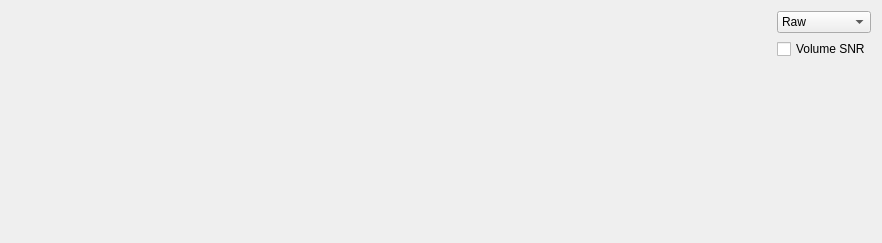
Old version of the form opennft/ui/rtqa.ui in the repository OpenNFT/OpenNFT.
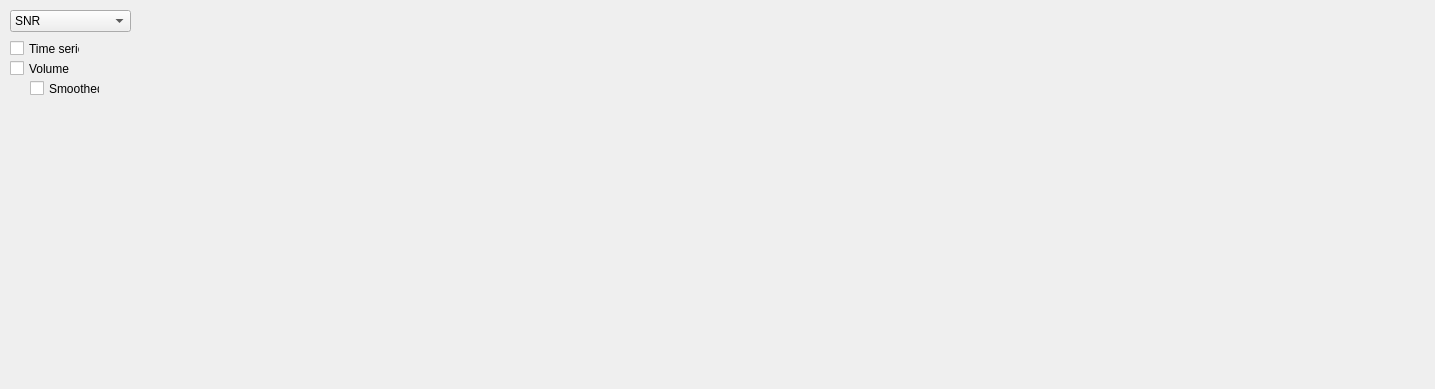
New version of the form.

Commit message: RTQA Patch 2

The edit to the form file:
```diff
--- a/opennft/ui/rtqa.ui
+++ b/opennft/ui/rtqa.ui
@@ -6,59 +6,247 @@
    <rect>
     <x>0</x>
     <y>0</y>
-    <width>882</width>
-    <height>243</height>
+    <width>1435</width>
+    <height>389</height>
    </rect>
   </property>
+  <property name="sizePolicy">
+   <sizepolicy hsizetype="Preferred" vsizetype="Preferred">
+    <horstretch>0</horstretch>
+    <verstretch>0</verstretch>
+   </sizepolicy>
+  </property>
   <property name="windowTitle">
    <string>RTQA</string>
   </property>
-  <layout class="QHBoxLayout" name="horizontalLayout" stretch="1,0">
+  <widget class="QCheckBox" name="volumeCheckBox">
+   <property name="geometry">
+    <rect>
+     <x>10</x>
+     <y>60</y>
+     <width>70</width>
+     <height>17</height>
+    </rect>
+   </property>
+   <property name="text">
+    <string>Volume</string>
+   </property>
+  </widget>
+  <widget class="QWidget" name="layoutWidget_2">
+   <property name="geometry">
+    <rect>
+     <x>730</x>
+     <y>400</y>
+     <width>641</width>
+     <height>221</height>
+    </rect>
+   </property>
+   <layout class="QVBoxLayout" name="tdPlot"/>
+  </widget>
+  <widget class="QWidget" name="layoutWidget_3">
+   <property name="geometry">
+    <rect>
+     <x>730</x>
+     <y>660</y>
+     <width>641</width>
+     <height>221</height>
+    </rect>
+   </property>
+   <layout class="QVBoxLayout" name="rdPlot"/>
+  </widget>
+  <widget class="QWidget" name="layoutWidget_5">
+   <property name="geometry">
+    <rect>
+     <x>80</x>
+     <y>660</y>
+     <width>641</width>
+     <height>221</height>
+    </rect>
+   </property>
+   <layout class="QVBoxLayout" name="fdPlot"/>
+  </widget>
+  <widget class="QWidget" name="layoutWidget_4">
+   <property name="geometry">
+    <rect>
+     <x>80</x>
+     <y>400</y>
+     <width>641</width>
+     <height>219</height>
+    </rect>
+   </property>
+   <layout class="QVBoxLayout" name="mcPlot"/>
+  </widget>
+  <widget class="QLabel" name="mcLabel">
+   <property name="geometry">
+    <rect>
+     <x>80</x>
+     <y>370</y>
+     <width>641</width>
+     <height>21</height>
+    </rect>
+   </property>
+   <property name="font">
+    <font>
+     <pointsize>12</pointsize>
+    </font>
+   </property>
+   <property name="text">
+    <string/>
+   </property>
+   <property name="alignment">
+    <set>Qt::AlignCenter</set>
+   </property>
+  </widget>
+  <widget class="QLabel" name="tdLabel">
+   <property name="geometry">
+    <rect>
+     <x>730</x>
+     <y>370</y>
+     <width>641</width>
+     <height>21</height>
+    </rect>
+   </property>
+   <property name="font">
+    <font>
+     <pointsize>12</pointsize>
+    </font>
+   </property>
+   <property name="text">
+    <string/>
+   </property>
+   <property name="alignment">
+    <set>Qt::AlignCenter</set>
+   </property>
+  </widget>
+  <widget class="QLabel" name="fdLabel">
+   <property name="geometry">
+    <rect>
+     <x>80</x>
+     <y>630</y>
+     <width>641</width>
+     <height>21</height>
+    </rect>
+   </property>
+   <property name="font">
+    <font>
+     <pointsize>12</pointsize>
+    </font>
+   </property>
+   <property name="text">
+    <string/>
+   </property>
+   <property name="alignment">
+    <set>Qt::AlignCenter</set>
+   </property>
+  </widget>
+  <widget class="QLabel" name="rdLabel">
+   <property name="geometry">
+    <rect>
+     <x>730</x>
+     <y>630</y>
+     <width>641</width>
+     <height>21</height>
+    </rect>
+   </property>
+   <property name="font">
+    <font>
+     <pointsize>12</pointsize>
+    </font>
+   </property>
+   <property name="text">
+    <string/>
+   </property>
+   <property name="alignment">
+    <set>Qt::AlignCenter</set>
+   </property>
+  </widget>
+  <widget class="QComboBox" name="comboBox">
+   <property name="geometry">
+    <rect>
+     <x>10</x>
+     <y>10</y>
+     <width>121</width>
+     <height>22</height>
+    </rect>
+   </property>
+   <property name="editable">
+    <bool>false</bool>
+   </property>
+   <property name="currentIndex">
+    <number>0</number>
+   </property>
    <item>
-    <layout class="QVBoxLayout" name="layoutPlot1"/>
+    <property name="text">
+     <string>SNR</string>
+    </property>
    </item>
    <item>
-    <layout class="QVBoxLayout" name="verticalLayout">
-     <item>
-      <widget class="QComboBox" name="comboBox">
-       <property name="currentText">
-        <string>Raw</string>
-       </property>
-       <item>
-        <property name="text">
-         <string>Raw</string>
-        </property>
-       </item>
-       <item>
-        <property name="text">
-         <string>Processed</string>
-        </property>
-       </item>
-      </widget>
-     </item>
-     <item>
-      <widget class="QCheckBox" name="snrVolCheckBox">
-       <property name="text">
-        <string>Volume SNR</string>
-       </property>
-      </widget>
-     </item>
-     <item>
-      <spacer name="verticalSpacer">
-       <property name="orientation">
-        <enum>Qt::Vertical</enum>
-       </property>
-       <property name="sizeHint" stdset="0">
-        <size>
-         <width>20</width>
-         <height>40</height>
-        </size>
-       </property>
-      </spacer>
-     </item>
-    </layout>
+    <property name="text">
+     <string>MCMD</string>
+    </property>
    </item>
-  </layout>
+   <item>
+    <property name="text">
+     <string>CNR</string>
+    </property>
+   </item>
+   <item>
+    <property name="text">
+     <string>Spikes</string>
+    </property>
+   </item>
+   <item>
+    <property name="text">
+     <string>Trend</string>
+    </property>
+   </item>
+   <item>
+    <property name="text">
+     <string>Steps</string>
+    </property>
+   </item>
+  </widget>
+  <widget class="QCheckBox" name="tsCheckBox">
+   <property name="geometry">
+    <rect>
+     <x>10</x>
+     <y>40</y>
+     <width>70</width>
+     <height>17</height>
+    </rect>
+   </property>
+   <property name="text">
+    <string>Time series</string>
+   </property>
+  </widget>
+  <widget class="QWidget" name="layoutWidget">
+   <property name="geometry">
+    <rect>
+     <x>140</x>
+     <y>10</y>
+     <width>1281</width>
+     <height>371</height>
+    </rect>
+   </property>
+   <layout class="QVBoxLayout" name="snrPlot">
+    <property name="sizeConstraint">
+     <enum>QLayout::SetNoConstraint</enum>
+    </property>
+   </layout>
+  </widget>
+  <widget class="QCheckBox" name="smoothedCheckBox">
+   <property name="geometry">
+    <rect>
+     <x>30</x>
+     <y>80</y>
+     <width>70</width>
+     <height>17</height>
+    </rect>
+   </property>
+   <property name="text">
+    <string>Smoothed</string>
+   </property>
+  </widget>
  </widget>
  <resources/>
  <connections/>
```
The commit also changes 9 other files.
